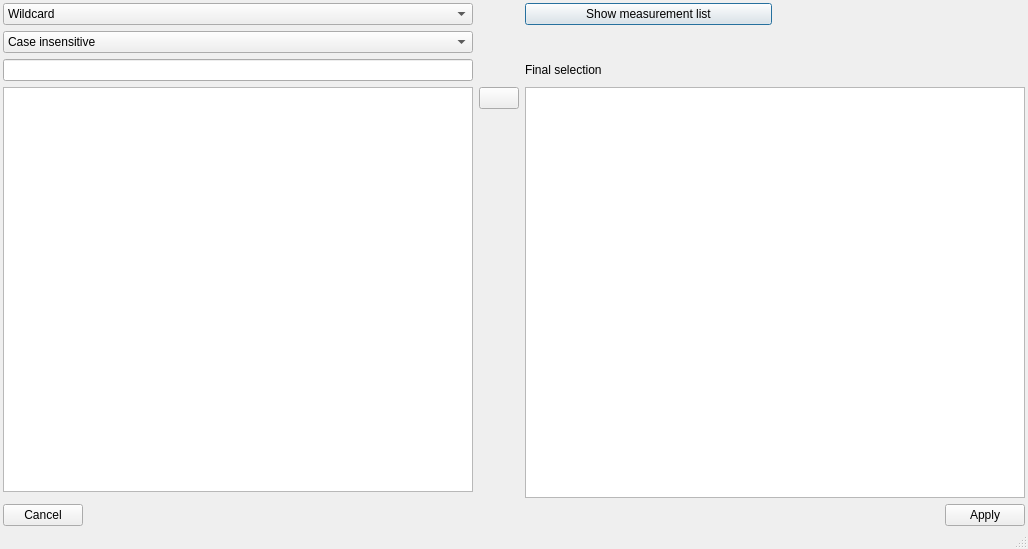
danielhrisca/asammdf, file src/asammdf/gui/ui/multi_search_dialog.ui: the form before one commit.
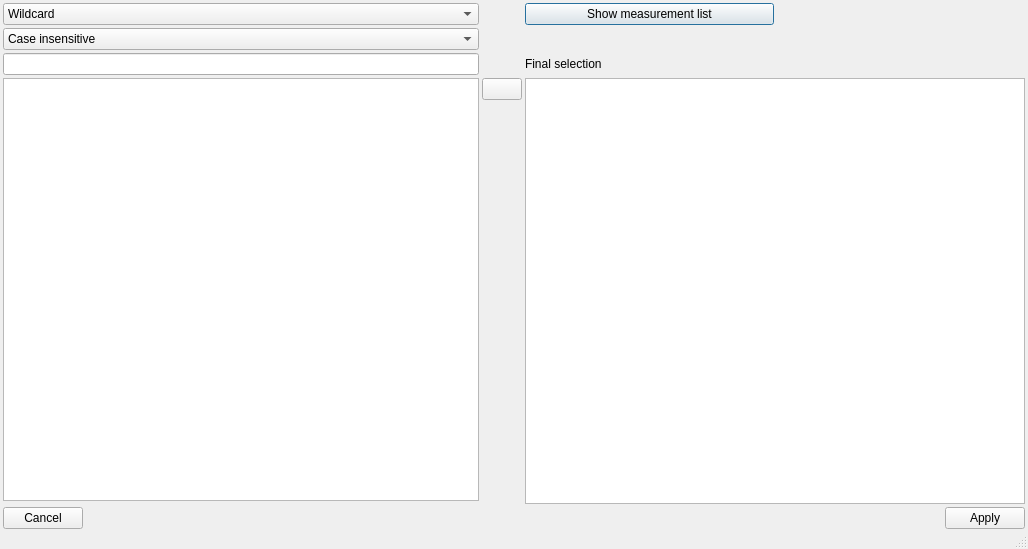
The form after the commit. Icons and pictures are not drawn. Custom widgets are drawn as their Qt base class.

```diff
--- a/src/asammdf/gui/ui/multi_search_dialog.ui
+++ b/src/asammdf/gui/ui/multi_search_dialog.ui
@@ -29,6 +29,9 @@
    <property name="bottomMargin">
   <number>3</number>
 </property>
+   <property name="spacing">
+  <number>3</number>
+</property>
    <item row="0" column="0">
     <widget class="QComboBox" name="match_kind">
      <property name="currentIndex">
@@ -106,6 +109,9 @@
    </item>
    <item row="9" column="0" colspan="6">
     <layout class="QHBoxLayout" name="horizontalLayout" stretch="0,1,0">
+     <property name="spacing">
+  <number>3</number>
+</property>
      <item>
       <widget class="QPushButton" name="cancel_btn">
        <property name="text">
```
Left out of the diff: 6 changed lines with no effect on the pictures.
